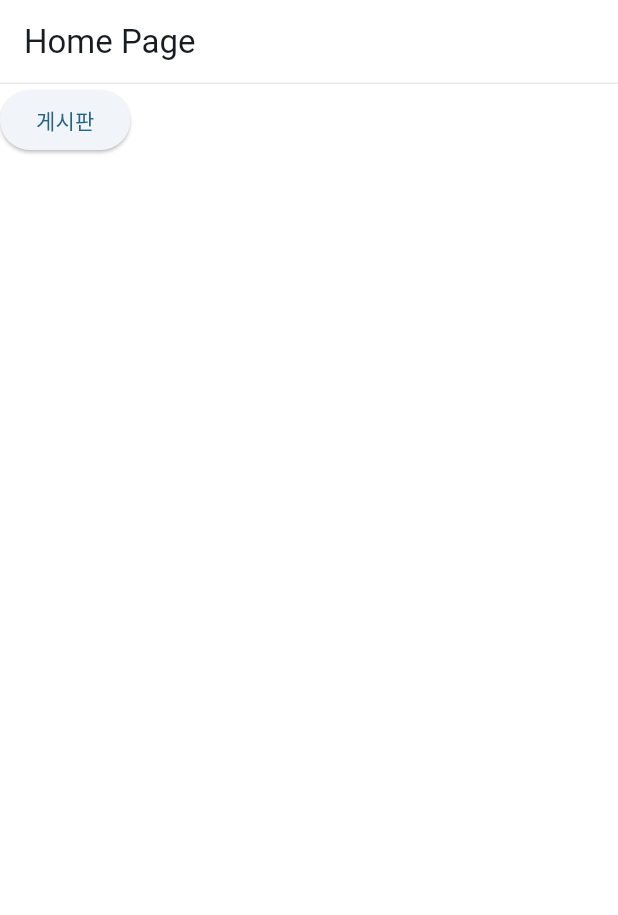
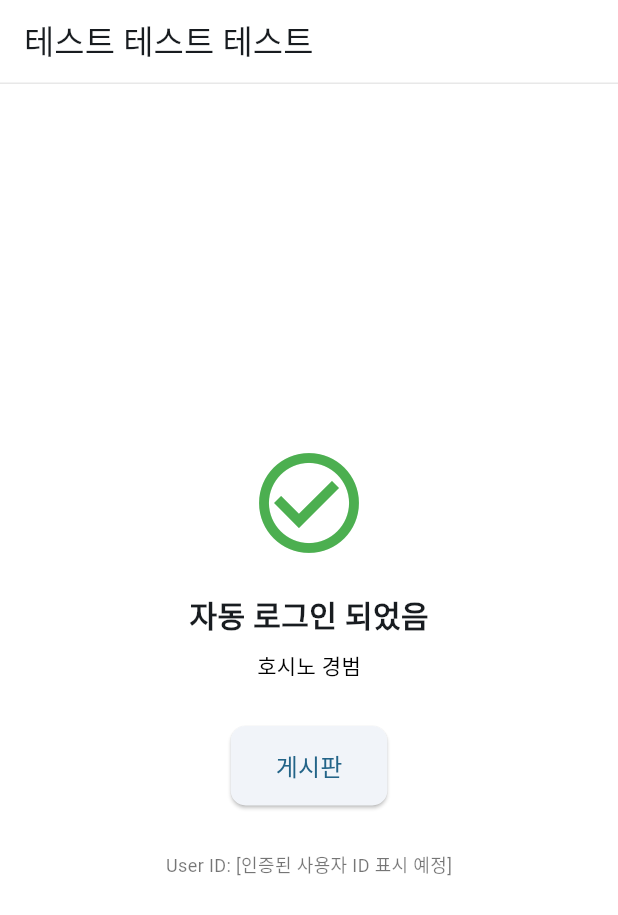
Before and after one commit to jaesol0105/damta, a Flutter app: the HomePage screen opened by its route, on a phone screen of 412 x 824 dp. Shown: the top 915 px of the screen. Run offline on Flutter 3.47's test engine with Material 3 defaults, Android fonts, the phone set to English and light mode, and no system bars; our stand-ins replace cloud_firestore, cloud_functions, dio, firebase_auth, firebase_core, firebase_messaging and 9 more; missing offline and left inert: kakao_flutter_sdk_user; accounts and stored records are empty; generated files the repository leaves out were written again; network calls fail.

Commit message:
feat: 로그인 페이지 UI 및 기능 구현 - sy (#15)
- 중간 커밋

```diff
--- a/lib/core/config/routes.dart
+++ b/lib/core/config/routes.dart
@@ -3,10 +3,34 @@ import 'package:damta/presentation/view/pages/meal/meal_page.dart';
 import 'package:damta/presentation/view/pages/post/post_page.dart';
 import 'package:damta/presentation/view/pages/post_detail/post_detail_page.dart';
 import 'package:go_router/go_router.dart';
+import 'package:damta/presentation/view/pages/login/login_page.dart';
+import 'package:damta/presentation/view/pages/school/school_input_page.dart';
+import 'package:damta/presentation/view/pages/splash/splash_page.dart';
 
 final GoRouter router = GoRouter(
+  initialLocation: "/splash",
+
   routes: [
-    GoRoute(path: "/", builder: (context, state) => HomePage()),
+    GoRoute(path: "/", builder: (context, state) => const LoginPage()),
+
+    GoRoute(path: "/splash", builder: (context, state) => const SplashPage()),
+
+    GoRoute(
+      path: "/school",
+      builder: (context, state) {
+        final String? kakaoId = state.extra as String?;
+
+        if (kakaoId == null) {
+          // 비정상 접근 방지 (로그인 페이지로 이동)
+          return const LoginPage();
+        }
+
+        return SchoolInputPage(kakaoId: kakaoId);
+      },
+    ),
+
+    GoRoute(path: "/home", builder: (context, state) => const HomePage()),
+
     GoRoute(
       path: "/post",
       builder: (context, state) => PostPage(),
@@ -24,8 +48,6 @@ final GoRouter router = GoRouter(
         ),
       ],
     ),
-    GoRoute(path: "/splash", builder: (context, state) => HomePage()),
-    GoRoute(path: "/school", builder: (context, state) => HomePage()),
     GoRoute(path: "/notification", builder: (context, state) => HomePage()),
     GoRoute(path: "/write", builder: (context, state) => HomePage()),
     GoRoute(path: "/table", builder: (context, state) => HomePage()),
--- a/lib/presentation/view/pages/home/home_page.dart
+++ b/lib/presentation/view/pages/home/home_page.dart
@@ -2,15 +2,52 @@ import 'package:flutter/material.dart';
 import 'package:go_router/go_router.dart';
 
 class HomePage extends StatelessWidget {
+  const HomePage({super.key});
+
   @override
   Widget build(BuildContext context) {
     return Scaffold(
-      appBar: AppBar(title: Text("Home Page")),
-      body: ElevatedButton(
-        onPressed: () {
-          context.push("/post");
-        },
-        child: Text("게시판"),
+      appBar: AppBar(title: const Text("테스트 테스트 테스트")),
+      body: Center(
+        child: Column(
+          mainAxisAlignment: MainAxisAlignment.center,
+          children: [
+            const Icon(
+              Icons.check_circle_outline,
+              color: Colors.green,
+              size: 80,
+            ),
+            const SizedBox(height: 20),
+            const Text(
+              "자동 로그인 되었음",
+              style: TextStyle(fontSize: 20, fontWeight: FontWeight.bold),
+            ),
+            const SizedBox(height: 8),
+            const Text("호시노 경범", style: TextStyle(color: Colors.black)),
+            const SizedBox(height: 30),
+            ElevatedButton(
+              onPressed: () {
+                context.push("/post");
+              },
+              style: ElevatedButton.styleFrom(
+                padding: const EdgeInsets.symmetric(
+                  horizontal: 30,
+                  vertical: 15,
+                ),
+                shape: RoundedRectangleBorder(
+                  borderRadius: BorderRadius.circular(10),
+                ),
+              ),
+              child: const Text("게시판", style: TextStyle(fontSize: 16)),
+            ),
+            const SizedBox(height: 30),
+            // 현재 Firebase 사용자 ID 표시
+            const Text(
+              "User ID: [인증된 사용자 ID 표시 예정]",
+              style: TextStyle(fontSize: 12, color: Colors.black54),
+            ),
+          ],
+        ),
       ),
     );
   }
--- a/pubspec.yaml
+++ b/pubspec.yaml
@@ -45,6 +45,8 @@ dependencies:
   dio: ^5.9.0
   intl: ^0.20.2
   flutter_chat_reactions: ^0.2.7
+  kakao_flutter_sdk_user: ^1.10.0
+  firebase_auth: ^6.1.2
   firebase_messaging: ^16.0.4
   flutter_local_notifications: ^19.5.0
   cloud_functions: ^6.0.4
@@ -72,8 +74,8 @@ flutter:
   uses-material-design: true
 
   # To add assets to your application, add an assets section, like this:
-  # assets:
-  #   - images/a_dot_burr.jpeg
+  assets:
+    - assets/images/
   #   - images/a_dot_ham.jpeg
 
   # An image asset can refer to one or more resolution-specific "variants", see
```
Also changed, not shown: lib/core/services/firebase_service.dart (added, +92 -0 lines), lib/main.dart (+22 -1 lines), lib/presentation/view/pages/login/login_page.dart (+129 -0 lines), lib/presentation/view/pages/school/school_input_page.dart (added, +26 -0 lines), lib/presentation/view/pages/splash/splash_page.dart (added, +89 -0 lines), assets/images/damta.png (added), assets/images/kakao_logo.png (added), pubspec.lock, 5 other files.
